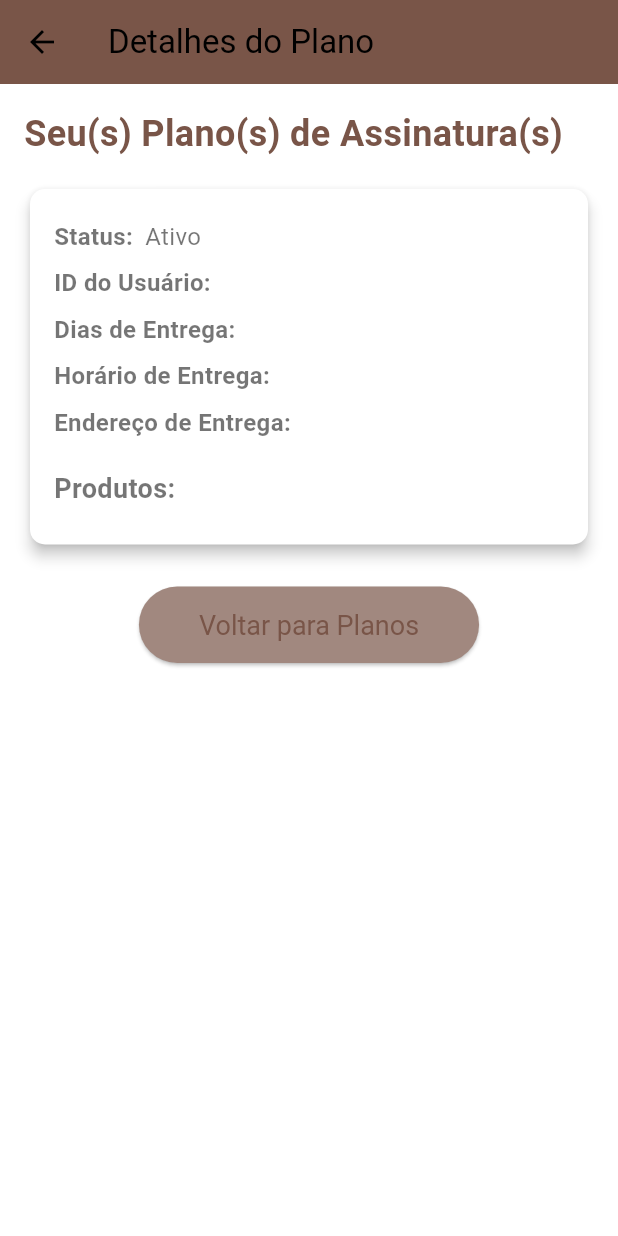
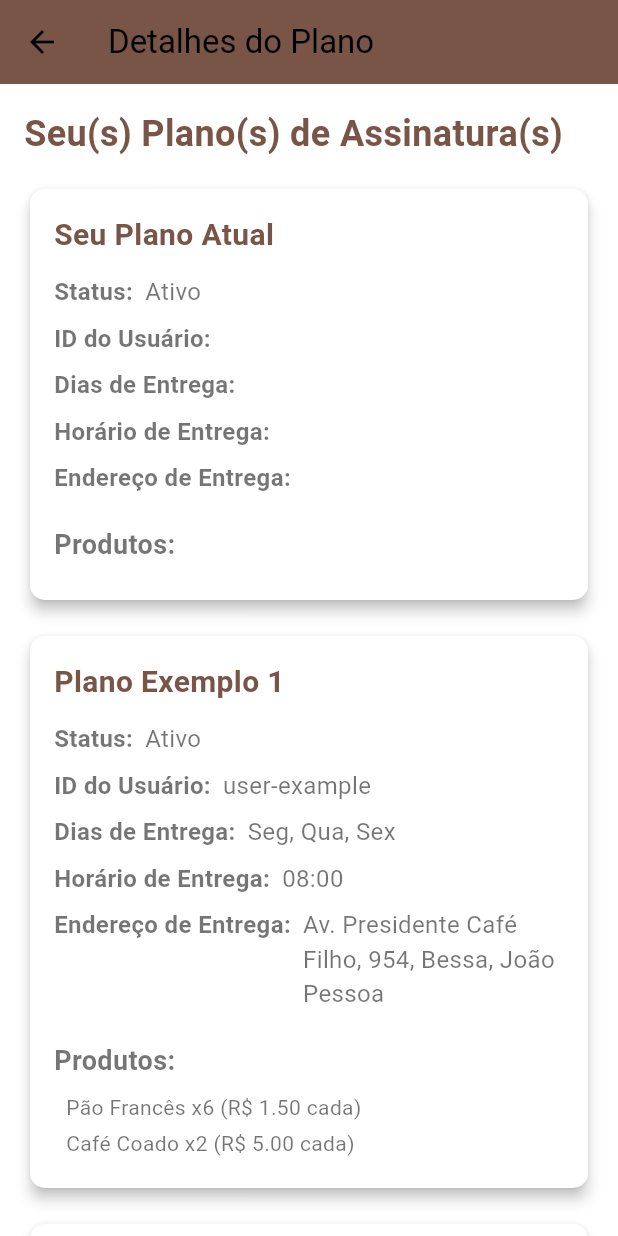
Before and after one commit to Alessandro-Franca01/padaria_app, a Flutter app: the PlanDetailsScreen screen opened directly with empty values, on a phone screen of 412 x 824 dp. Run offline on Flutter 3.47's test engine with Material 3 defaults, Android fonts, the phone set to English and light mode, and no system bars; our stand-ins replace carousel_slider, flutter_secure_storage, shared_preferences; accounts and stored records are empty.

Commit message:
feat: Add list details to Subscrite Plans

```diff
--- a/lib/screens/plan_details_screen.dart
+++ b/lib/screens/plan_details_screen.dart
@@ -1,5 +1,7 @@
 import 'package:flutter/material.dart';
 import '../models/subscription_plan.dart';
+import '../models/product.dart';
+import '../models/cart_item.dart';
 
 class PlanDetailsScreen extends StatelessWidget {
   final SubscriptionPlan plan;
@@ -8,6 +10,64 @@ class PlanDetailsScreen extends StatelessWidget {
 
   @override
   Widget build(BuildContext context) {
+    // Planos estáticos de exemplo
+    final Product paoFrances = Product(
+      id: 'p1',
+      name: 'Pão Francês',
+      description: 'Pão francês fresquinho',
+      price: 1.50,
+      imageUrl: 'assets/images/paes_artesanais.jpeg',
+      category: 'Pães',
+    );
+
+    final Product boloChocolate = Product(
+      id: 'd1',
+      name: 'Bolo de Chocolate',
+      description: 'Delicioso bolo de chocolate',
+      price: 25.00,
+      imageUrl: 'assets/images/categories/categoria_doces.jpeg',
+      category: 'Doces',
+    );
+
+    final Product cafe = Product(
+      id: 'b1',
+      name: 'Café Coado',
+      description: 'Café coado na hora',
+      price: 5.00,
+      imageUrl: 'assets/images/categories/categoria_bebidas.jpeg',
+      category: 'Bebidas',
+    );
+
+    final List<SubscriptionPlan> examplePlans = [
+      SubscriptionPlan(
+        id: 'Cafe-da-manha',
+        userId: 'user-example',
+        items: [
+          CartItem(product: paoFrances, quantity: 6),
+          CartItem(product: cafe, quantity: 2),
+        ],
+        days: ['Seg', 'Qua', 'Sex'],
+        time: '08:00',
+        deliveryAddress: 'Av. Presidente Café Filho, 954, Bessa, João Pessoa',
+        active: true,
+      ),
+      SubscriptionPlan(
+        id: 'lanche-da-tarde',
+        userId: 'user-example',
+        items: [
+          CartItem(product: boloChocolate, quantity: 1),
+          CartItem(product: paoFrances, quantity: 4),
+        ],
+        days: ['Ter', 'Qui'],
+        time: '15:00',
+        deliveryAddress: 'Av. Presidente Café Filho, 954, Bessa, João Pessoa',
+        active: false,
+      ),
+    ];
+
+    // Adiciona o plano dinâmico à lista de planos a serem exibidos
+    final List<SubscriptionPlan> allPlans = [plan, ...examplePlans];
+
     return Scaffold(
       appBar: AppBar(
         title: Text('Detalhes do Plano'),
@@ -23,7 +83,15 @@ class PlanDetailsScreen extends StatelessWidget {
               style: TextStyle(fontSize: 24, fontWeight: FontWeight.bold, color: Colors.brown),
             ),
             SizedBox(height: 16),
-            Card(
+            ListView.builder(
+              shrinkWrap: true,
+              physics: NeverScrollableScrollPhysics(),
+              itemCount: allPlans.length,
+              itemBuilder: (context, index) {
+                final currentPlan = allPlans[index];
+                return Padding(
+                  padding: const EdgeInsets.only(bottom: 16.0),
+                  child: Card(
                     elevation: 4,
                     shape: RoundedRectangleBorder(borderRadius: BorderRadius.circular(10)),
                     child: Padding(
@@ -31,24 +99,32 @@ class PlanDetailsScreen extends StatelessWidget {
                       child: Column(
                         crossAxisAlignment: CrossAxisAlignment.start,
                         children: [
-                    _buildDetailRow('Status:', plan.active ? 'Ativo' : 'Inativo'),
-                    _buildDetailRow('ID do Usuário:', plan.userId),
-                    _buildDetailRow('Dias de Entrega:', plan.days.join(', ')),
-                    _buildDetailRow('Horário de Entrega:', plan.time),
-                    _buildDetailRow('Endereço de Entrega:', plan.deliveryAddress),
+                          Text(
+                            index == 0 ? 'Seu Plano Atual' : 'Plano Exemplo ${index}',
+                            style: TextStyle(fontSize: 20, fontWeight: FontWeight.bold, color: Colors.brown),
+                          ),
+                          SizedBox(height: 8),
+                          _buildDetailRow('Status:', currentPlan.active ? 'Ativo' : 'Inativo'),
+                          _buildDetailRow('ID do Usuário:', currentPlan.userId),
+                          _buildDetailRow('Dias de Entrega:', currentPlan.days.join(', ')),
+                          _buildDetailRow('Horário de Entrega:', currentPlan.time),
+                          _buildDetailRow('Endereço de Entrega:', currentPlan.deliveryAddress),
                           SizedBox(height: 16),
                           Text(
                             'Produtos:',
                             style: TextStyle(fontSize: 18, fontWeight: FontWeight.bold),
                           ),
                           SizedBox(height: 8),
-                    ...plan.items.map((item) => Padding(
+                          ...currentPlan.items.map((item) => Padding(
                             padding: const EdgeInsets.only(left: 8.0, bottom: 4.0),
                             child: Text('${item.product.name} x${item.quantity} (R\$ ${item.product.price.toStringAsFixed(2)} cada)'),
                           )).toList(),
                         ],
                       ),
                     ),
+                  ),
+                );
+              },
             ),
             SizedBox(height: 24),
             Center(
@@ -57,7 +133,7 @@ class PlanDetailsScreen extends StatelessWidget {
                   Navigator.of(context).pop(); // Volta para a tela anterior
                 },
                 style: ElevatedButton.styleFrom(
-                  backgroundColor: Colors.brown[300],
+                  backgroundColor: Colors.brown, // Corrigido para Colors.brown
                   padding: EdgeInsets.symmetric(horizontal: 40, vertical: 15),
                   textStyle: TextStyle(fontSize: 18),
                 ),
--- a/lib/services/auth_service.dart
+++ b/lib/services/auth_service.dart
@@ -30,7 +30,7 @@ class AuthService with ChangeNotifier {
           'name': 'Usuário Teste',
           'email': email,
           'phone': '(11) 98765-4321',
-          'address': 'Rua da Padaria, 123',
+          'address': 'Av. Presidente Café Filho, 954',
           'loyaltyPoints': 50,
         };
 
```
Lines whose indentation alone changed are shown as unchanged.
